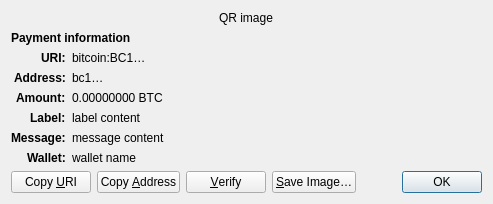
First picture: the form in src/qt/forms/receiverequestdialog.ui, repository B3-Coin/B3-CoinV2, before the edit.
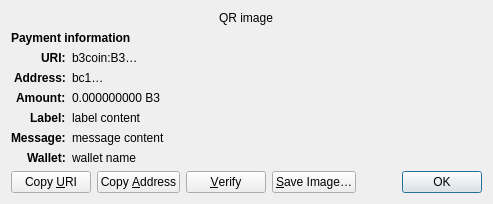
Second picture: the form after the edit. Custom widgets are drawn as their Qt base class.

Patch:
```diff
--- a/src/qt/forms/receiverequestdialog.ui
+++ b/src/qt/forms/receiverequestdialog.ui
@@ -65,7 +65,7 @@
    <item row="2" column="1" alignment="Qt::AlignTop">
     <widget class="QLabel" name="uri_content">
      <property name="text">
-      <string notr="true">bitcoin:BC1…</string>
+      <string notr="true">b3coin:B3…</string>
      </property>
      <property name="textFormat">
       <enum>Qt::RichText</enum>
@@ -126,7 +126,7 @@
    <item row="4" column="1" alignment="Qt::AlignTop">
     <widget class="QLabel" name="amount_content">
      <property name="text">
-      <string notr="true">0.00000000 BTC</string>
+      <string notr="true">0.000000000 B3</string>
      </property>
      <property name="textFormat">
       <enum>Qt::PlainText</enum>
```
